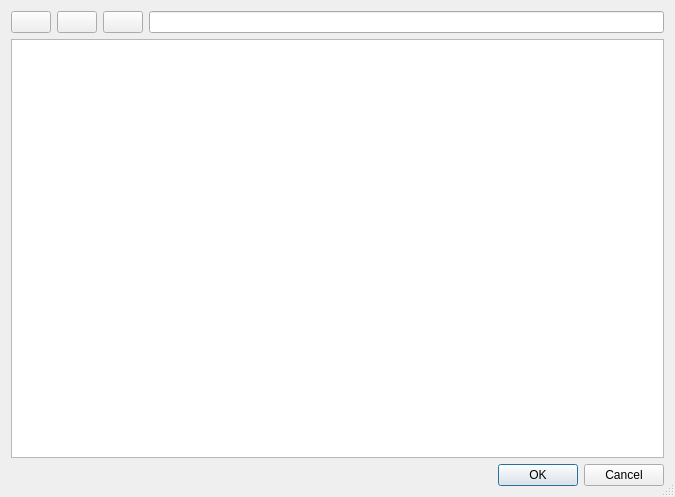
Old version of the form application/GUI/RemoteBrowseDialog.ui in the repository Ummon/D-LAN.
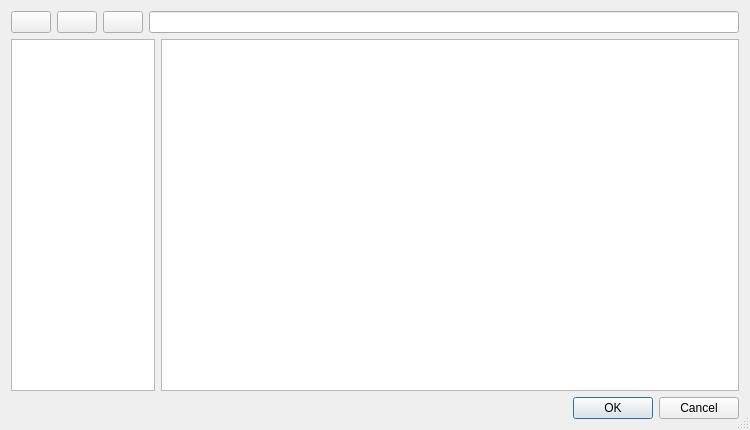
New version of the form. Icons and pictures are not drawn.

Commit message: Display the quick access directories when browsing files (WIP)

Patch:
```diff
--- a/application/GUI/RemoteBrowseDialog.ui
+++ b/application/GUI/RemoteBrowseDialog.ui
@@ -6,8 +6,8 @@
    <rect>
     <x>0</x>
     <y>0</y>
-    <width>675</width>
-    <height>497</height>
+    <width>750</width>
+    <height>430</height>
    </rect>
   </property>
   <property name="windowTitle">
@@ -76,6 +76,11 @@
     </layout>
    </item>
    <item>
+    <layout class="QHBoxLayout" name="horizontalLayout" stretch="1,4">
+     <item>
+      <widget class="QListView" name="quickAccessListView"/>
+     </item>
+     <item>
     <widget class="QTreeView" name="treeView">
      <property name="sizePolicy">
       <sizepolicy hsizetype="Expanding" vsizetype="Expanding">
@@ -84,6 +89,8 @@
       </sizepolicy>
      </property>
     </widget>
+     </item>
+    </layout>
    </item>
    <item>
     <widget class="QDialogButtonBox" name="buttonBox">
```
Lines whose indentation alone changed are shown as unchanged. The commit also changes 25 other files.
